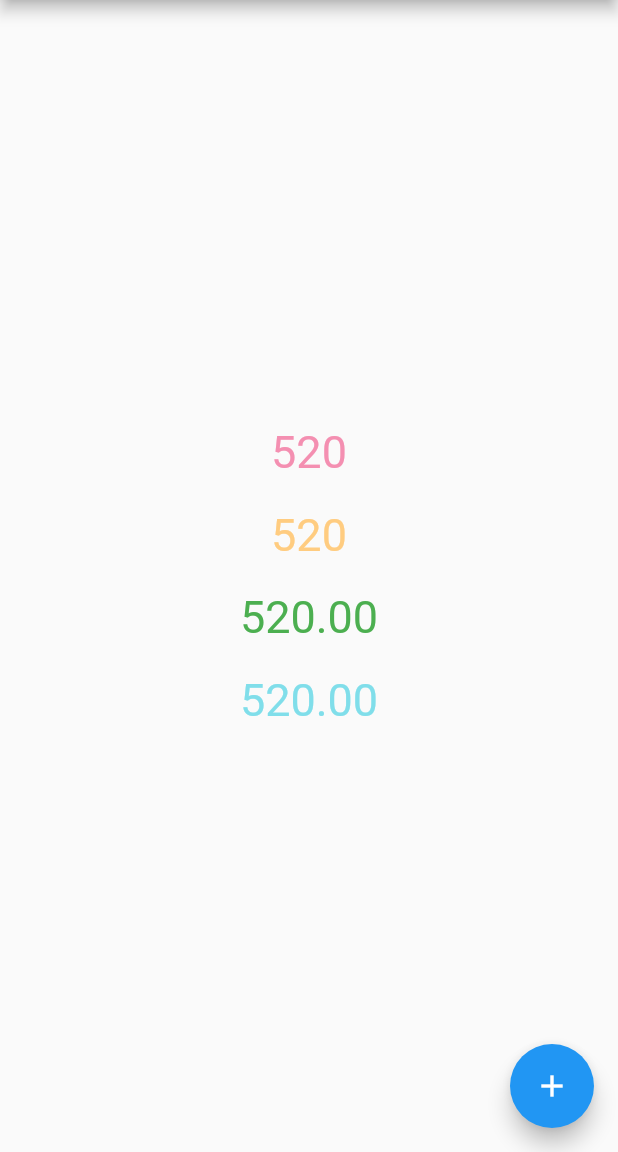
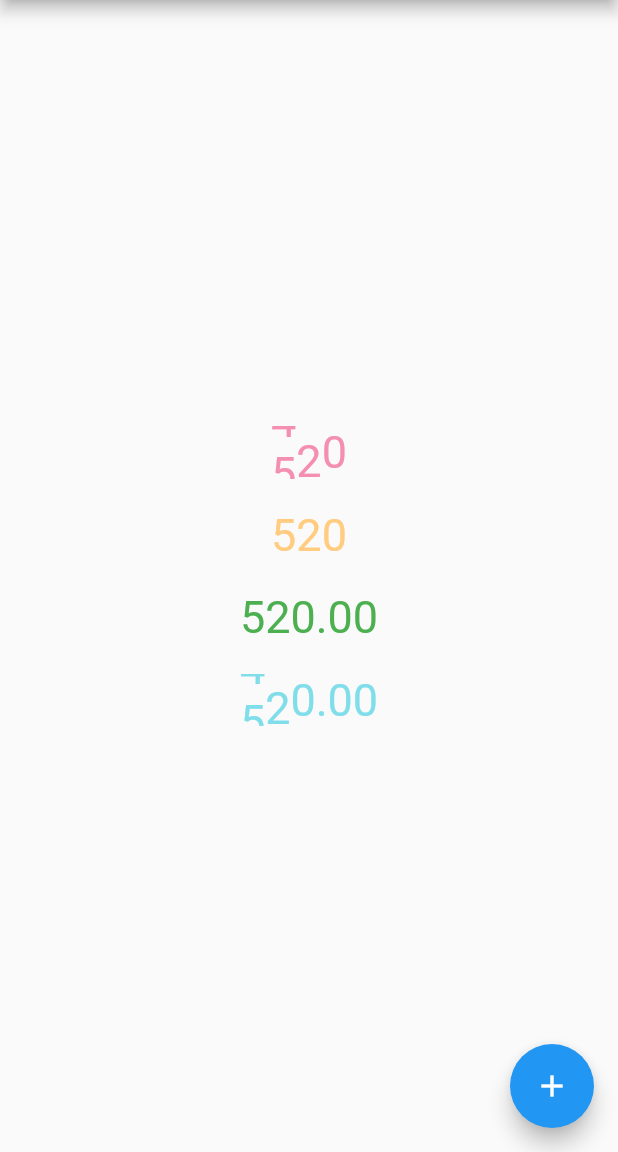
Before and after one commit to mingsnx/animated_digit, a Flutter app: the first screen one second after launch, on a phone screen of 412 x 824 dp, the part 84-1236 px from its top. Run offline on Flutter 3.47's test engine with Material 2 defaults, Android fonts, the phone set to English and light mode, and no system bars.

Commit message:
modify ex

```diff
--- a/example/lib/main.dart
+++ b/example/lib/main.dart
@@ -50,6 +50,7 @@ class _AnimatedDigitWidgetExampleState
                 textStyle: TextStyle(color: Colors.pink[200], fontSize: 30),
                 fractionDigits: 0,
                 enableDigitSplit: false,
+                duration: const Duration(seconds: 1),
               ),
               SizedBox(height: 20),
               AnimatedDigitWidget(
@@ -57,6 +58,7 @@ class _AnimatedDigitWidgetExampleState
                 textStyle: TextStyle(color: Colors.orange[200], fontSize: 30),
                 fractionDigits: 0,
                 enableDigitSplit: true,
+                duration: const Duration(milliseconds: 500),
               ),
               SizedBox(height: 20),
               AnimatedDigitWidget(
@@ -65,6 +67,7 @@ class _AnimatedDigitWidgetExampleState
                 fractionDigits: 2,
                 enableDigitSplit: true,
                 digitSplitSymbol: "'",
+                duration: const Duration(milliseconds: 500),
               ),
               SizedBox(height: 20),
               AnimatedDigitWidget(
@@ -72,6 +75,7 @@ class _AnimatedDigitWidgetExampleState
                 textStyle: TextStyle(color: Colors.cyan[200], fontSize: 30),
                 fractionDigits: 2,
                 enableDigitSplit: true,
+                duration: const Duration(seconds: 1),
               )
             ],
           ),
--- a/lib/src/animated_digit_widget.dart
+++ b/lib/src/animated_digit_widget.dart
@@ -284,6 +284,7 @@ class _AnimatedDigitWidgetState extends State<AnimatedDigitWidget> {
       initialValue: value,
       textStyle: widget.textStyle,
       boxDecoration: widget.boxDecoration,
+      duration: widget.duration,
     ));
   }
 }
```
